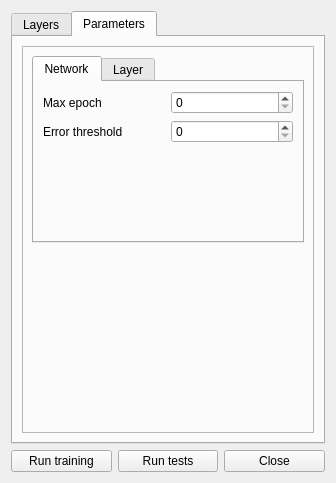
Above: Plugins/NeuralNetworkView/mainform.ui from kee-reel/PLAG before the change. Below: the same form after it.
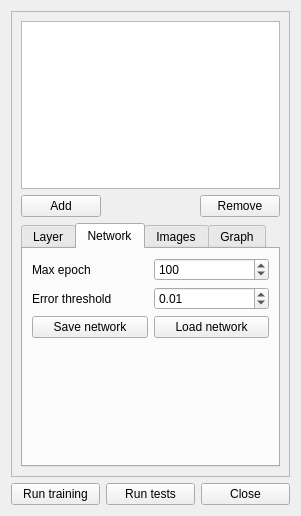
That is the form after the change. The open tabs and pages were chosen to show the change.

What changed in the file:
```diff
--- a/Plugins/NeuralNetworkView/mainform.ui
+++ b/Plugins/NeuralNetworkView/mainform.ui
@@ -6,8 +6,8 @@
    <rect>
     <x>0</x>
     <y>0</y>
-    <width>336</width>
-    <height>483</height>
+    <width>301</width>
+    <height>516</height>
    </rect>
   </property>
   <property name="windowTitle">
@@ -15,26 +15,6 @@
   </property>
   <layout class="QVBoxLayout" name="verticalLayout_6">
    <item>
-    <widget class="QTabWidget" name="tabWidget_2">
-     <property name="currentIndex">
-      <number>1</number>
-     </property>
-     <widget class="QWidget" name="tabLayers">
-      <attribute name="title">
-       <string>Layers</string>
-      </attribute>
-      <layout class="QVBoxLayout" name="verticalLayout_4">
-       <item>
-        <widget class="QListView" name="listView"/>
-       </item>
-      </layout>
-     </widget>
-     <widget class="QWidget" name="tabParameters">
-      <attribute name="title">
-       <string>Parameters</string>
-      </attribute>
-      <layout class="QVBoxLayout" name="verticalLayout_5">
-       <item>
         <widget class="QFrame" name="frame">
          <property name="frameShape">
           <enum>QFrame::StyledPanel</enum>
@@ -43,59 +23,54 @@
           <enum>QFrame::Raised</enum>
          </property>
          <layout class="QVBoxLayout" name="verticalLayout_3">
+      <item>
+       <widget class="QListView" name="listView"/>
+      </item>
+      <item>
+       <layout class="QHBoxLayout" name="horizontalLayout_3">
+        <item>
+         <widget class="QPushButton" name="buttonAdd">
+          <property name="text">
+           <string>Add</string>
+          </property>
+         </widget>
+        </item>
+        <item>
+         <spacer name="horizontalSpacer">
+          <property name="orientation">
+           <enum>Qt::Horizontal</enum>
+          </property>
+          <property name="sizeHint" stdset="0">
+           <size>
+            <width>40</width>
+            <height>20</height>
+           </size>
+          </property>
+         </spacer>
+        </item>
+        <item>
+         <widget class="QPushButton" name="buttonRemove">
+          <property name="text">
+           <string>Remove</string>
+          </property>
+         </widget>
+        </item>
+       </layout>
+      </item>
           <item>
            <widget class="QTabWidget" name="tabWidget">
+        <property name="tabShape">
+         <enum>QTabWidget::Rounded</enum>
+        </property>
             <property name="currentIndex">
-             <number>1</number>
-            </property>
-            <widget class="QWidget" name="tab">
-             <attribute name="title">
-              <string>Network</string>
-             </attribute>
-             <layout class="QVBoxLayout" name="verticalLayout">
-              <item>
-               <layout class="QHBoxLayout" name="horizontalLayout">
-                <item>
-                 <widget class="QLabel" name="label">
-                  <property name="text">
-                   <string>Max epoch</string>
-                  </property>
-                 </widget>
-                </item>
-                <item>
-                 <widget class="QSpinBox" name="spinBox"/>
-                </item>
-               </layout>
-              </item>
-              <item>
-               <layout class="QHBoxLayout" name="horizontalLayout_4">
-                <item>
-                 <widget class="QLabel" name="label_2">
-                  <property name="text">
-                   <string>Error threshold</string>
-                  </property>
-                 </widget>
-                </item>
-                <item>
-                 <widget class="QSpinBox" name="spinBox_2"/>
-                </item>
-               </layout>
-              </item>
-              <item>
-               <spacer name="verticalSpacer_2">
-                <property name="orientation">
-                 <enum>Qt::Vertical</enum>
-                </property>
-                <property name="sizeHint" stdset="0">
-                 <size>
-                  <width>20</width>
-                  <height>40</height>
-                 </size>
-                </property>
-               </spacer>
-              </item>
-             </layout>
-            </widget>
+         <number>2</number>
+        </property>
+        <property name="documentMode">
+         <bool>false</bool>
+        </property>
+        <property name="tabsClosable">
+         <bool>false</bool>
+        </property>
             <widget class="QWidget" name="tab_2">
              <attribute name="title">
               <string>Layer</string>
@@ -111,7 +86,7 @@
                  </widget>
                 </item>
                 <item>
-                 <widget class="QSpinBox" name="spinBox_3"/>
+             <widget class="QSpinBox" name="spinSize"/>
                 </item>
                </layout>
               </item>
@@ -125,7 +100,20 @@
                  </widget>
                 </item>
                 <item>
-                 <widget class="QSpinBox" name="spinBox_4"/>
+             <widget class="QDoubleSpinBox" name="spinLearnSpeed">
+              <property name="accelerated">
+               <bool>true</bool>
+              </property>
+              <property name="minimum">
+               <double>-100.000000000000000</double>
+              </property>
+              <property name="maximum">
+               <double>100.000000000000000</double>
+              </property>
+              <property name="singleStep">
+               <double>0.010000000000000</double>
+              </property>
+             </widget>
                 </item>
                </layout>
               </item>
@@ -139,7 +127,20 @@
                  </widget>
                 </item>
                 <item>
-                 <widget class="QSpinBox" name="spinBox_5"/>
+             <widget class="QDoubleSpinBox" name="spinMoment">
+              <property name="accelerated">
+               <bool>true</bool>
+              </property>
+              <property name="minimum">
+               <double>-100.000000000000000</double>
+              </property>
+              <property name="maximum">
+               <double>100.000000000000000</double>
+              </property>
+              <property name="singleStep">
+               <double>0.010000000000000</double>
+              </property>
+             </widget>
                 </item>
                </layout>
               </item>
@@ -153,7 +154,20 @@
                  </widget>
                 </item>
                 <item>
-                 <widget class="QSpinBox" name="spinBox_6"/>
+             <widget class="QDoubleSpinBox" name="spinFuncIndent">
+              <property name="accelerated">
+               <bool>true</bool>
+              </property>
+              <property name="minimum">
+               <double>-100.000000000000000</double>
+              </property>
+              <property name="maximum">
+               <double>100.000000000000000</double>
+              </property>
+              <property name="singleStep">
+               <double>0.010000000000000</double>
+              </property>
+             </widget>
                 </item>
                </layout>
               </item>
@@ -167,13 +181,22 @@
                  </widget>
                 </item>
                 <item>
-                 <widget class="QSpinBox" name="spinBox_7"/>
-                </item>
-               </layout>
-              </item>
-             </layout>
-            </widget>
-           </widget>
+             <widget class="QDoubleSpinBox" name="spinBias">
+              <property name="accelerated">
+               <bool>true</bool>
+              </property>
+              <property name="minimum">
+               <double>-100.000000000000000</double>
+              </property>
+              <property name="maximum">
+               <double>100.000000000000000</double>
+              </property>
+              <property name="singleStep">
+               <double>0.010000000000000</double>
+              </property>
+             </widget>
+            </item>
+           </layout>
           </item>
           <item>
            <spacer name="verticalSpacer">
@@ -190,9 +213,145 @@
           </item>
          </layout>
         </widget>
-       </item>
-      </layout>
-     </widget>
+        <widget class="QWidget" name="tab">
+         <attribute name="title">
+          <string>Network</string>
+         </attribute>
+         <layout class="QVBoxLayout" name="verticalLayout">
+          <item>
+           <layout class="QHBoxLayout" name="horizontalLayout">
+            <item>
+             <widget class="QLabel" name="label">
+              <property name="text">
+               <string>Max epoch</string>
+              </property>
+             </widget>
+            </item>
+            <item>
+             <widget class="QSpinBox" name="spinEpoch">
+              <property name="accelerated">
+               <bool>true</bool>
+              </property>
+              <property name="minimum">
+               <number>1</number>
+              </property>
+              <property name="maximum">
+               <number>10000</number>
+              </property>
+              <property name="value">
+               <number>100</number>
+              </property>
+             </widget>
+            </item>
+           </layout>
+          </item>
+          <item>
+           <layout class="QHBoxLayout" name="horizontalLayout_4">
+            <item>
+             <widget class="QLabel" name="label_2">
+              <property name="text">
+               <string>Error threshold</string>
+              </property>
+             </widget>
+            </item>
+            <item>
+             <widget class="QDoubleSpinBox" name="spinErrorThreshold">
+              <property name="accelerated">
+               <bool>true</bool>
+              </property>
+              <property name="decimals">
+               <number>2</number>
+              </property>
+              <property name="minimum">
+               <double>0.000000000000000</double>
+              </property>
+              <property name="maximum">
+               <double>1.000000000000000</double>
+              </property>
+              <property name="singleStep">
+               <double>0.010000000000000</double>
+              </property>
+              <property name="value">
+               <double>0.010000000000000</double>
+              </property>
+             </widget>
+            </item>
+           </layout>
+          </item>
+          <item>
+           <layout class="QHBoxLayout" name="horizontalLayout_10">
+            <item>
+             <widget class="QPushButton" name="pushButton_2">
+              <property name="text">
+               <string>Save network</string>
+              </property>
+             </widget>
+            </item>
+            <item>
+             <widget class="QPushButton" name="pushButton">
+              <property name="text">
+               <string>Load network</string>
+              </property>
+             </widget>
+            </item>
+           </layout>
+          </item>
+          <item>
+           <spacer name="verticalSpacer_2">
+            <property name="orientation">
+             <enum>Qt::Vertical</enum>
+            </property>
+            <property name="sizeHint" stdset="0">
+             <size>
+              <width>20</width>
+              <height>40</height>
+             </size>
+            </property>
+           </spacer>
+          </item>
+         </layout>
+        </widget>
+        <widget class="QWidget" name="tab_4">
+         <attribute name="title">
+          <string>Images</string>
+         </attribute>
+         <layout class="QVBoxLayout" name="verticalLayout_5">
+          <item>
+           <widget class="QListView" name="listViewImages"/>
+          </item>
+          <item>
+           <layout class="QHBoxLayout" name="horizontalLayout_11">
+            <item>
+             <widget class="QPushButton" name="buttonLoadImage">
+              <property name="text">
+               <string>Load image</string>
+              </property>
+             </widget>
+            </item>
+            <item>
+             <widget class="QPushButton" name="buttonRemoveImages">
+              <property name="text">
+               <string>Remove images</string>
+              </property>
+             </widget>
+            </item>
+           </layout>
+          </item>
+         </layout>
+        </widget>
+        <widget class="QWidget" name="tab_3">
+         <attribute name="title">
+          <string>Graph</string>
+         </attribute>
+         <layout class="QVBoxLayout" name="verticalLayout_4">
+          <item>
+           <widget class="QWidget" name="widget" native="true"/>
+          </item>
+         </layout>
+        </widget>
+       </widget>
+      </item>
+     </layout>
     </widget>
    </item>
    <item>
```
Lines whose indentation alone changed are shown as unchanged.
